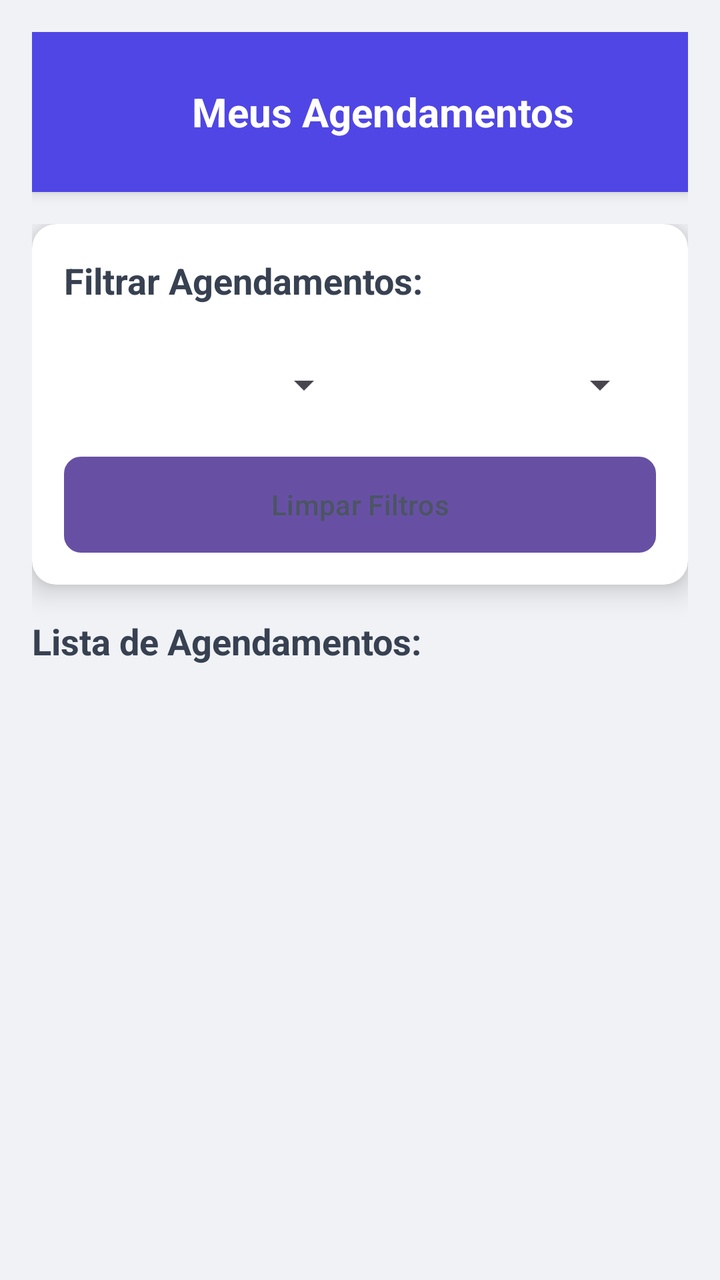
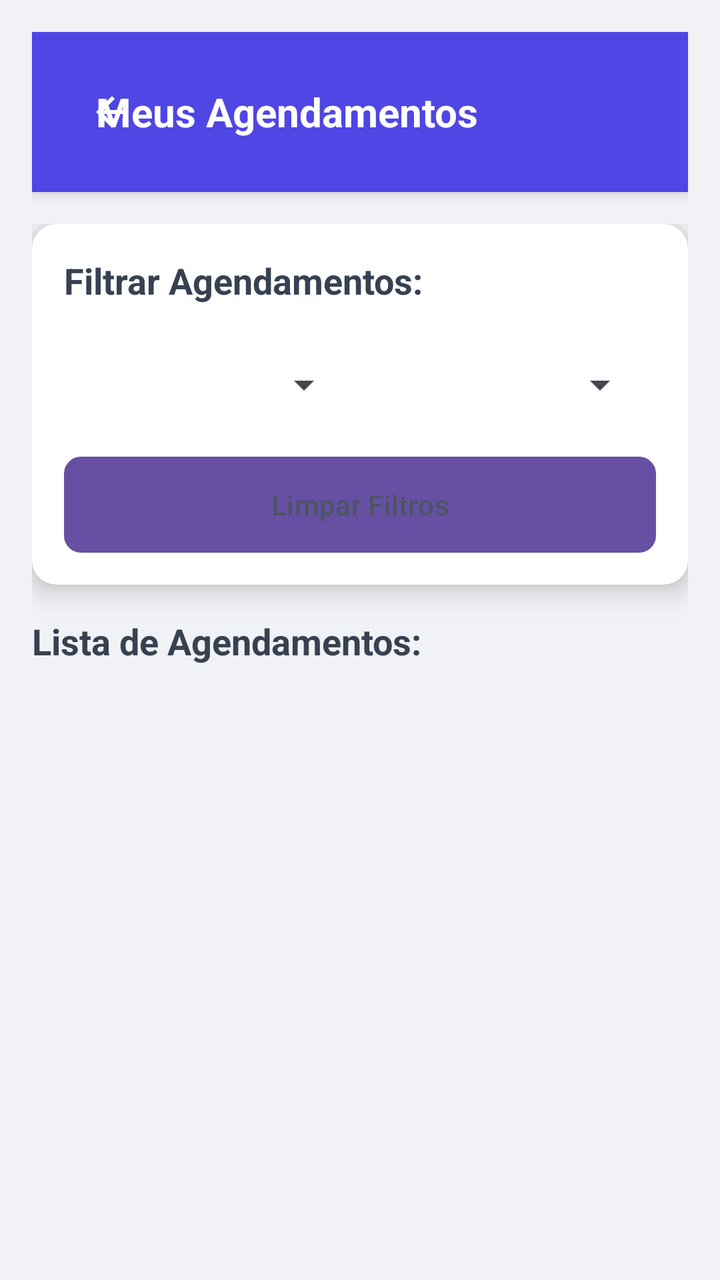

Screens rendered from an Android XML layout before and after an edit, with the pre-edit source and the edit as a unified diff.
<!-- AndroidManifest.xml: application theme Theme.SmartApp -->
<!-- res/layout/gerenciar_agendamento.xml -->
<?xml version="1.0" encoding="utf-8"?>
<RelativeLayout xmlns:android="http://schemas.android.com/apk/res/android"
    xmlns:app="http://schemas.android.com/apk/res-auto"
    xmlns:tools="http://schemas.android.com/tools"
    android:layout_width="match_parent"
    android:layout_height="match_parent"
    android:background="#F0F2F5"
    android:padding="16dp">

    
    <RelativeLayout
        android:id="@+id/header"
        android:layout_width="match_parent"
        android:layout_height="wrap_content"
        android:background="#4F46E5"
        android:padding="16dp"
        android:elevation="4dp">

        <Button
            android:id="@+id/backButton"
            android:layout_width="48dp"
            android:layout_height="48dp"
            android:layout_alignParentStart="true"
            android:background="?attr/selectableItemBackgroundBorderless"
            android:gravity="center"
            android:text="←"
            android:textColor="#FFFFFF"
            android:textSize="20sp" />

        <TextView
            android:id="@+id/title"
            android:layout_width="wrap_content"
            android:layout_height="wrap_content"
            android:layout_toEndOf="@id/backButton"
            android:layout_centerVertical="true"
            android:layout_marginStart="16dp"
            android:text="Meus Agendamentos"
            android:textColor="#FFFFFF"
            android:textSize="20sp"
            android:textStyle="bold" />

        <Button
            android:id="@+id/reportButton"
            android:layout_width="48dp"
            android:layout_height="48dp"
            android:layout_alignParentEnd="true"
            android:background="?attr/selectableItemBackgroundBorderless"
            android:gravity="center"
            android:text="📊"
            android:textColor="#FFFFFF"
            android:textSize="20sp" />
    </RelativeLayout>

    
    <ScrollView
        android:layout_width="match_parent"
        android:layout_height="match_parent"
        android:layout_below="@id/header"
        android:paddingTop="16dp">

        <LinearLayout
            android:layout_width="match_parent"
            android:layout_height="wrap_content"
            android:orientation="vertical">

            
            <androidx.cardview.widget.CardView
                android:layout_width="match_parent"
                android:layout_height="wrap_content"
                android:layout_marginBottom="16dp"
                app:cardCornerRadius="12dp"
                app:cardElevation="8dp">

                <LinearLayout
                    android:layout_width="match_parent"
                    android:layout_height="wrap_content"
                    android:orientation="vertical"
                    android:padding="16dp">

                    <TextView
                        android:layout_width="match_parent"
                        android:layout_height="wrap_content"
                        android:text="Filtrar Agendamentos:"
                        android:textColor="#374151"
                        android:textSize="18sp"
                        android:textStyle="bold"
                        android:layout_marginBottom="12dp"/>

                    <GridLayout
                        android:layout_width="match_parent"
                        android:layout_height="wrap_content"
                        android:columnCount="2"
                        android:rowCount="2"
                        android:alignmentMode="alignMargins"
                        android:columnOrderPreserved="false"
                        android:useDefaultMargins="true">

                        <Spinner
                            android:id="@+id/statusFilter"
                            android:layout_width="48dp"
                            android:layout_height="48dp"
                            android:layout_columnWeight="1"
                            android:layout_row="0"
                            android:layout_column="0"
                            android:padding="12dp"/>

                        <Spinner
                            android:id="@+id/periodFilter"
                            android:layout_width="48dp"
                            android:layout_height="48dp"
                            android:layout_columnWeight="1"
                            android:layout_row="0"
                            android:layout_column="1"
                            android:padding="12dp"/>
                    </GridLayout>

                    <Button
                        android:id="@+id/clearFilterButton"
                        android:layout_width="match_parent"
                        android:layout_height="wrap_content"
                        android:layout_marginTop="8dp"
                        android:background="@drawable/button_secondary"
                        android:text="Limpar Filtros"
                        android:textColor="#4B5563"
                        android:drawableStart="@drawable/ic_eraser"
                        android:drawablePadding="8dp"/>
                </LinearLayout>
            </androidx.cardview.widget.CardView>

            
            <TextView
                android:layout_width="match_parent"
                android:layout_height="wrap_content"
                android:text="Lista de Agendamentos:"
                android:textColor="#374151"
                android:textSize="18sp"
                android:textStyle="bold"
                android:layout_marginBottom="12dp"/>

            <LinearLayout
                android:id="@+id/appointmentList"
                android:layout_width="match_parent"
                android:layout_height="wrap_content"
                android:orientation="vertical"
                android:divider="@drawable/divider"
                android:showDividers="middle"
                android:padding="8dp"/>

            <TextView
                android:id="@+id/emptyMessage"
                android:layout_width="match_parent"
                android:layout_height="wrap_content"
                android:text="Nenhum agendamento encontrado"
                android:textColor="#6B7280"
                android:gravity="center"
                android:padding="32dp"
                android:visibility="gone"/>
        </LinearLayout>
    </ScrollView>

    
    <androidx.cardview.widget.CardView
        android:id="@+id/messageModal"
        android:layout_width="300dp"
        android:layout_height="wrap_content"
        android:layout_centerInParent="true"
        android:visibility="gone"
        app:cardCornerRadius="16dp"
        app:cardElevation="24dp">

        <LinearLayout
            android:layout_width="match_parent"
            android:layout_height="wrap_content"
            android:orientation="vertical"
            android:padding="24dp"
            android:gravity="center">

            <TextView
                android:id="@+id/messageIcon"
                android:layout_width="wrap_content"
                android:layout_height="wrap_content"
                android:textSize="48sp"
                android:layout_marginBottom="16dp"/>

            <TextView
                android:id="@+id/messageTitle"
                android:layout_width="match_parent"
                android:layout_height="wrap_content"
                android:textSize="24sp"
                android:textStyle="bold"
                android:gravity="center"
                android:layout_marginBottom="8dp"/>

            <TextView
                android:id="@+id/messageText"
                android:layout_width="match_parent"
                android:layout_height="wrap_content"
                android:textSize="16sp"
                android:gravity="center"
                android:layout_marginBottom="24dp"/>

            <Button
                android:id="@+id/okButton"
                android:layout_width="match_parent"
                android:layout_height="wrap_content"
                android:text="OK"
                android:background="@drawable/button_primary"/>
        </LinearLayout>
    </androidx.cardview.widget.CardView>
</RelativeLayout>
<!-- resources referenced by this layout -->
<resources>
  <!-- drawable button_primary (drawable) -->
  <?xml version="1.0" encoding="utf-8"?>
  <shape xmlns:android="http://schemas.android.com/apk/res/android">
      <solid android:color="#4F46E5"/>
      <corners android:radius="8dp"/>
      <solid android:color="#10B981" />
      <corners android:radius="8dp" />
  </shape>
  <!-- drawable button_secondary (drawable) -->
  <?xml version="1.0" encoding="utf-8"?>
  <shape xmlns:android="http://schemas.android.com/apk/res/android">
      <solid android:color="#FFFFFF"/>
      <corners android:radius="8dp"/>
      <stroke
          android:width="1dp"
          android:color="#D1D5DB"/>
  </shape>
  <!-- drawable divider (drawable) -->
  <shape xmlns:android="http://schemas.android.com/apk/res/android">
      <size android:height="1dp" />
      <solid android:color="@color/gray_200" />
      <solid android:color="#E5E7EB" />
      <size android:height="1dp" />
      <solid android:color="#E5E7EB" />
      <size android:height="1dp" />
      <solid android:color="#E5E7EB" />
  
  </shape>
  <!-- drawable ic_eraser (drawable) -->
  <vector xmlns:android="http://schemas.android.com/apk/res/android" android:height="24dp" android:tint="#000000" android:viewportHeight="960" android:viewportWidth="960" android:width="24dp">
        
      <path android:fillColor="@android:color/white" android:pathData="M376,660L480,556L584,660L640,604L536,500L640,396L584,340L480,444L376,340L320,396L424,500L320,604L376,660ZM280,840Q247,840 223.5,816.5Q200,793 200,760L200,240L160,240L160,160L360,160L360,120L600,120L600,160L800,160L800,240L760,240L760,760Q760,793 736.5,816.5Q713,840 680,840L280,840ZM680,240L280,240L280,760Q280,760 280,760Q280,760 280,760L680,760Q680,760 680,760Q680,760 680,760L680,240ZM280,240L280,240L280,760Q280,760 280,760Q280,760 280,760L280,760Q280,760 280,760Q280,760 280,760L280,240Z"/>
      
  </vector>
  <style name="Theme.SmartApp" parent="Base.Theme.SmartApp" />
  <color name="gray_200">#E5E7EB</color>
  <style name="Base.Theme.SmartApp" parent="Theme.Material3.DayNight.NoActionBar" />
</resources>

<!-- the commit's change to res/layout/gerenciar_agendamento.xml (unified diff, before → after) -->
@@ -8,50 +8,41 @@
     android:padding="16dp">
 
     
+
+    
     <RelativeLayout
         android:id="@+id/header"
         android:layout_width="match_parent"
         android:layout_height="wrap_content"
         android:background="#4F46E5"
+        android:elevation="4dp"
         android:padding="16dp"
-        android:elevation="4dp">
-
-        <Button
-            android:id="@+id/backButton"
+        >
+
+        <ImageButton
+            android:id="@+id/btnvoltaragendamento"
             android:layout_width="48dp"
             android:layout_height="48dp"
             android:layout_alignParentStart="true"
             android:background="?attr/selectableItemBackgroundBorderless"
-            android:gravity="center"
-            android:text="←"
-            android:textColor="#FFFFFF"
-            android:textSize="20sp" />
+            android:contentDescription="gere2"
+            android:src="@drawable/ic_arrow_back" />
 
         <TextView
             android:id="@+id/title"
             android:layout_width="wrap_content"
             android:layout_height="wrap_content"
-            android:layout_toEndOf="@id/backButton"
             android:layout_centerVertical="true"
             android:layout_marginStart="16dp"
             android:text="Meus Agendamentos"
             android:textColor="#FFFFFF"
             android:textSize="20sp"
-            android:textStyle="bold" />
-
-        <Button
-            android:id="@+id/reportButton"
-            android:layout_width="48dp"
-            android:layout_height="48dp"
-            android:layout_alignParentEnd="true"
-            android:background="?attr/selectableItemBackgroundBorderless"
-            android:gravity="center"
-            android:text="📊"
-            android:textColor="#FFFFFF"
-            android:textSize="20sp" />
+            android:textStyle="bold"
+            />
+
+
     </RelativeLayout>
 
-    
     <ScrollView
         android:layout_width="match_parent"
         android:layout_height="match_parent"
<!-- resource entries referenced after the edit -->
@@ -28,6 +28,14 @@
       <solid android:color="#E5E7EB" />
   
   </shape>
+  <!-- drawable ic_arrow_back (drawable) -->
+  <vector xmlns:android="http://schemas.android.com/apk/res/android"
+      android:width="24dp"
+      android:height="24dp"
+      android:viewportWidth="24"
+      android:viewportHeight="24">
+      <path android:fillColor="#FFFFFF" android:pathData="M20,11H7.83l5.59,-5.59L12,4l-8,8 8,8 1.41,-1.41L7.83,13H20v-2z"/>
+  </vector>
   <!-- drawable ic_eraser (drawable) -->
   <vector xmlns:android="http://schemas.android.com/apk/res/android" android:height="24dp" android:tint="#000000" android:viewportHeight="960" android:viewportWidth="960" android:width="24dp">
         
